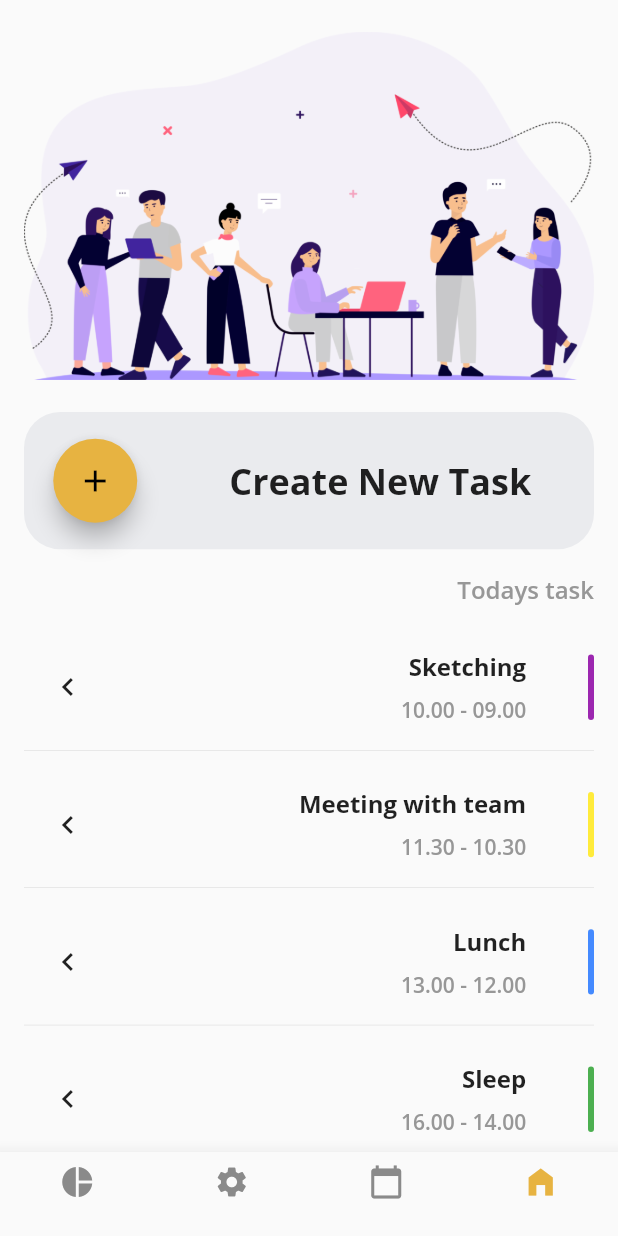
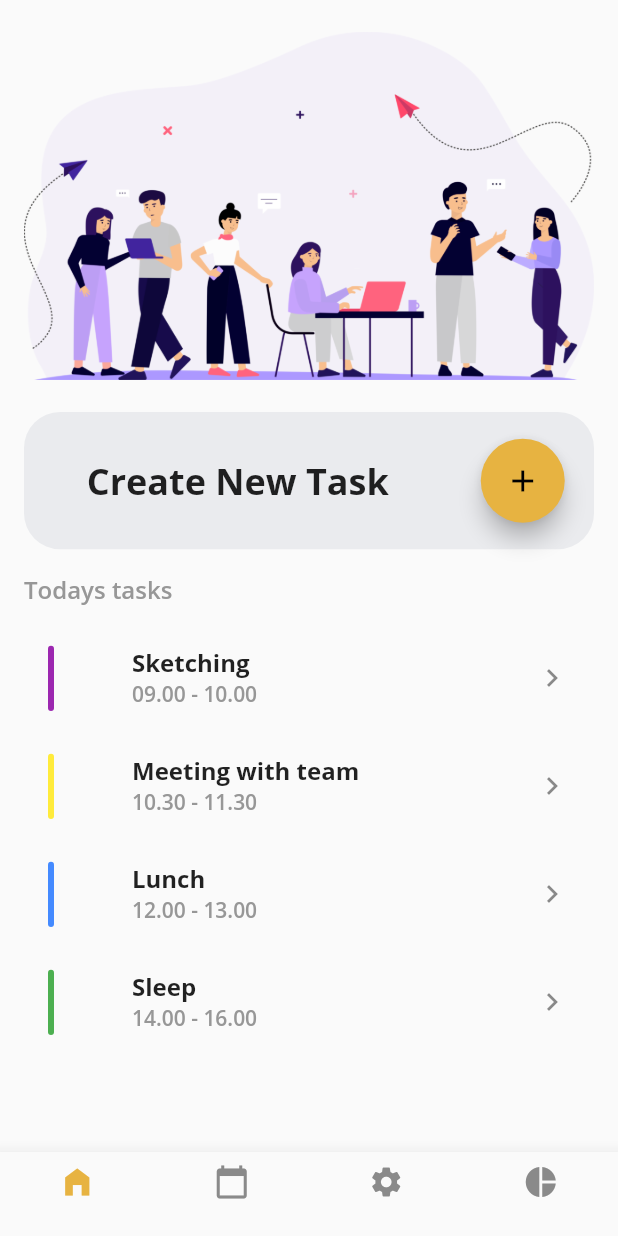
Before and after one commit to ameedsayeh/flutter_ui_challenge_1, a Flutter app: the screen it shows after launch, after a tap on the "add" icon, on a phone screen of 412 x 824 dp. Run offline on Flutter 3.47's test engine with Material 2 defaults, Android fonts, the light colour scheme and no system bars; our stand-ins replace get.

Commit message:
replaced taskcell with tasktilecell
introduced language direction and dictionary map

```diff
--- a/lib/main.dart
+++ b/lib/main.dart
@@ -1,14 +1,28 @@
 import 'package:flutter/material.dart';
-import 'package:get/route_manager.dart';
+import 'package:get/get.dart';
 import 'package:ui_challenge_1/app_page.dart';
+import 'package:ui_challenge_1/translations/dictionary.dart';
 
 void main() {
-  Get.updateLocale(Locale("ar"));
+  var direction = TextDirection.ltr;
 
-  runApp(GetMaterialApp(
-      locale: Locale("ar"),
+  if (Get.deviceLocale.languageCode == "ar") {
+    direction = TextDirection.rtl;
+  }
+
+  Get.updateLocale(Locale(Get.deviceLocale.languageCode));
+
+  runApp(
+    GetMaterialApp(
+      translations: Dictionary(),
+      fallbackLocale: Locale('en'),
       debugShowCheckedModeBanner: false,
       title: "UI Challenge 1",
       theme: ThemeData.light(),
-      home: AppPage()));
+      home: Directionality(
+        textDirection: direction,
+        child: AppPage(),
+      ),
+    ),
+  );
 }
--- /dev/null
+++ b/lib/pages/cells/task_tile_cell.dart
@@ -0,0 +1,52 @@
+import 'package:flutter/material.dart';
+import 'package:ui_challenge_1/globals/color_palette.dart';
+import 'package:ui_challenge_1/pages/cells/task_cell.dart';
+import 'package:get/get.dart';
+
+class TaskTileCell extends StatelessWidget {
+  final Task task;
+
+  TaskTileCell(this.task);
+
+  @override
+  Widget build(BuildContext context) {
+    return InkWell(
+      onTap: () {
+        Get.snackbar(task.title, task.time);
+      },
+      child: ListTile(
+        leading: Column(
+            mainAxisAlignment: MainAxisAlignment.center,
+            crossAxisAlignment: CrossAxisAlignment.start,
+            children: [
+              Container(
+                width: 4,
+                height: (MediaQuery.of(context).size.height * 1 / 9) - 48,
+                decoration: BoxDecoration(
+                  shape: BoxShape.rectangle,
+                  color: task.color,
+                  borderRadius: BorderRadius.circular(4),
+                ),
+              ),
+            ]),
+        trailing: Icon(Icons.navigate_next),
+        title: Text(
+          task.title,
+          style: TextStyle(
+            fontFamily: "OpenSans",
+            fontSize: 16,
+            fontWeight: FontWeight.w700,
+          ),
+        ),
+        subtitle: Text(
+          task.time,
+          style: TextStyle(
+              color: ColorPalette.grayTextColor,
+              fontFamily: "OpenSans",
+              fontSize: 14,
+              fontWeight: FontWeight.w600),
+        ),
+      ),
+    );
+  }
+}
--- a/lib/pages/home_page.dart
+++ b/lib/pages/home_page.dart
@@ -1,6 +1,9 @@
 import 'package:flutter/material.dart';
 import 'package:ui_challenge_1/globals/color_palette.dart';
 import 'package:ui_challenge_1/pages/cells/task_cell.dart';
+import 'package:get/get.dart';
+
+import 'cells/task_tile_cell.dart';
 
 class HomePage extends StatelessWidget {
   @override
@@ -32,7 +35,7 @@ class HomePage extends StatelessWidget {
                   children: [
                     Expanded(
                       child: Text(
-                        "Create New Task",
+                        'createNewTask'.tr,
                         textAlign: TextAlign.center,
                         style: TextStyle(
                             fontSize: 24,
@@ -48,7 +51,7 @@ class HomePage extends StatelessWidget {
                             Icons.add,
                             color: Colors.black,
                           ),
-                          tooltip: 'New Task',
+                          tooltip: 'newTask'.tr,
                           onPressed: () {},
                         ),
                         flex: 1),
@@ -66,24 +69,27 @@ class HomePage extends StatelessWidget {
             crossAxisAlignment: CrossAxisAlignment.start,
             children: [
               Text(
-                "Todays task",
+                "todaysTasks".tr,
                 textAlign: TextAlign.start,
                 style: TextStyle(
-                    color: ColorPalette.grayTextColor,
-                    fontSize: 16,
-                    fontFamily: "OpenSans",
-                    fontWeight: FontWeight.w600),
+                  color: ColorPalette.grayTextColor,
+                  fontSize: 16,
+                  fontFamily: "OpenSans",
+                  fontWeight: FontWeight.w600,
+                ),
               ),
               SizedBox(
                 height: 12,
               ),
               Column(
                 children: [
-                  TaskCell(Task("Sketching", Colors.purple, "09.00 - 10.00")),
-                  TaskCell(Task(
+                  TaskTileCell(
+                      Task("Sketching", Colors.purple, "09.00 - 10.00")),
+                  TaskTileCell(Task(
                       "Meeting with team", Colors.yellow, "10.30 - 11.30")),
-                  TaskCell(Task("Lunch", Colors.blueAccent, "12.00 - 13.00")),
-                  TaskCell(Task("Sleep", Colors.green, "14.00 - 16.00"))
+                  TaskTileCell(
+                      Task("Lunch", Colors.blueAccent, "12.00 - 13.00")),
+                  TaskTileCell(Task("Sleep", Colors.green, "14.00 - 16.00"))
                 ],
               )
             ],
--- /dev/null
+++ b/lib/translations/dictionary.dart
@@ -0,0 +1,18 @@
+import 'package:get/route_manager.dart';
+
+class Dictionary extends Translations {
+  @override
+  // TODO: implement keys
+  Map<String, Map<String, String>> get keys => {
+        "en": {
+          "createNewTask": "Create New Task",
+          "todaysTasks": "Todays tasks",
+          "newTask": "New Task",
+        },
+        "ar": {
+          "createNewTask": "إضافة مهمة جديدة",
+          "todaysTasks": "مهمات اليوم",
+          "newTask": "مهمة جديدة",
+        },
+      };
+}
```
